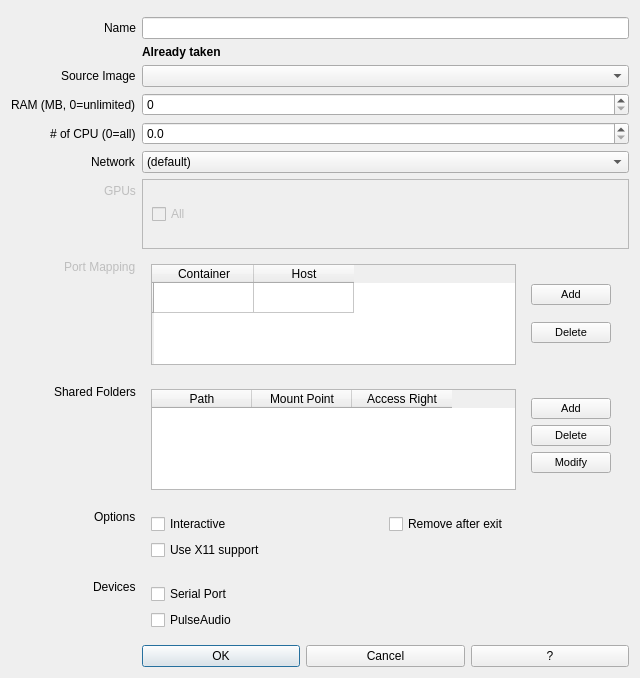
sujiwo/QtDocker, file createContainer.ui: the form before one commit.
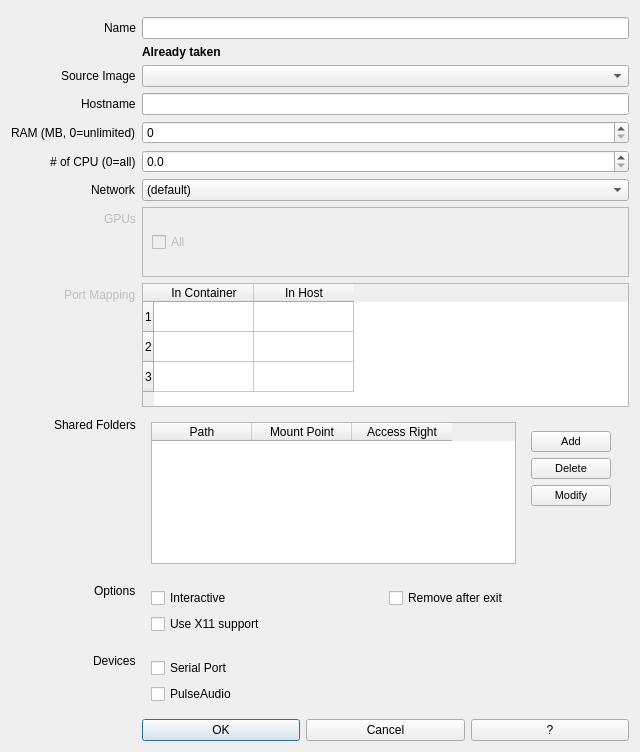
The form after the commit. Icons and pictures are not drawn.

Commit message: Port mapping, GPU add fix

```diff
--- a/createContainer.ui
+++ b/createContainer.ui
@@ -7,7 +7,7 @@
     <x>0</x>
     <y>0</y>
     <width>640</width>
-    <height>678</height>
+    <height>752</height>
    </rect>
   </property>
   <property name="sizePolicy">
@@ -49,14 +49,14 @@
    <item row="4" column="1">
     <widget class="QComboBox" name="sourceImageCbx"/>
    </item>
-   <item row="5" column="0">
+   <item row="6" column="0">
     <widget class="QLabel" name="rAMGBLabel">
      <property name="text">
       <string>RAM (MB, 0=unlimited)</string>
      </property>
     </widget>
    </item>
-   <item row="5" column="1">
+   <item row="6" column="1">
     <widget class="QSpinBox" name="ramMBInput">
      <property name="minimum">
       <number>0</number>
@@ -66,21 +66,21 @@
      </property>
     </widget>
    </item>
-   <item row="6" column="0">
+   <item row="7" column="0">
     <widget class="QLabel" name="ofCPULabel">
      <property name="text">
       <string># of CPU (0=all)</string>
      </property>
     </widget>
    </item>
-   <item row="7" column="0">
+   <item row="8" column="0">
     <widget class="QLabel" name="networkLabel">
      <property name="text">
       <string>Network</string>
      </property>
     </widget>
    </item>
-   <item row="7" column="1">
+   <item row="8" column="1">
     <widget class="QComboBox" name="networkComboBox">
      <item>
       <property name="text">
@@ -104,7 +104,7 @@
      </item>
     </widget>
    </item>
-   <item row="8" column="0">
+   <item row="9" column="0">
     <widget class="QLabel" name="gpuLabel">
      <property name="enabled">
       <bool>false</bool>
@@ -114,7 +114,7 @@
      </property>
     </widget>
    </item>
-   <item row="8" column="1">
+   <item row="9" column="1">
     <widget class="QScrollArea" name="gpuListScl">
      <property name="enabled">
       <bool>false</bool>
@@ -155,21 +155,21 @@
      </widget>
     </widget>
    </item>
-   <item row="10" column="0">
+   <item row="11" column="0">
     <widget class="QLabel" name="volumesLabel">
      <property name="text">
       <string>Shared Folders</string>
      </property>
     </widget>
    </item>
-   <item row="11" column="0">
+   <item row="12" column="0">
     <widget class="QLabel" name="optionsLabel">
      <property name="text">
       <string>Options</string>
      </property>
     </widget>
    </item>
-   <item row="11" column="1">
+   <item row="12" column="1">
     <widget class="QWidget" name="optionsWidget" native="true">
      <layout class="QGridLayout" name="gridLayout_2">
       <item row="0" column="0">
@@ -200,7 +200,7 @@
      </layout>
     </widget>
    </item>
-   <item row="13" column="1">
+   <item row="14" column="1">
     <layout class="QHBoxLayout" name="horizontalLayout_2">
      <item>
       <widget class="QPushButton" name="okBtn">
@@ -225,7 +225,7 @@
      </item>
     </layout>
    </item>
-   <item row="12" column="1">
+   <item row="13" column="1">
     <widget class="QWidget" name="devicesWidget" native="true">
      <layout class="QVBoxLayout" name="verticalLayout_5">
       <item>
@@ -245,14 +245,14 @@
      </layout>
     </widget>
    </item>
-   <item row="12" column="0">
+   <item row="13" column="0">
     <widget class="QLabel" name="devicesLabel">
      <property name="text">
       <string>Devices</string>
      </property>
     </widget>
    </item>
-   <item row="10" column="1">
+   <item row="11" column="1">
     <widget class="QWidget" name="widget" native="true">
      <layout class="QHBoxLayout" name="horizontalLayout_3">
       <item>
@@ -343,7 +343,7 @@
      </layout>
     </widget>
    </item>
-   <item row="6" column="1">
+   <item row="7" column="1">
     <widget class="QDoubleSpinBox" name="numOfCPUInput">
      <property name="decimals">
       <number>1</number>
@@ -366,7 +366,7 @@
      </property>
     </widget>
    </item>
-   <item row="9" column="0">
+   <item row="10" column="0">
     <widget class="QLabel" name="portMappingLbl">
      <property name="enabled">
       <bool>false</bool>
@@ -376,80 +376,43 @@
      </property>
     </widget>
    </item>
-   <item row="9" column="1">
-    <widget class="QWidget" name="portMappingDisplay" native="true">
-     <property name="enabled">
-      <bool>true</bool>
+   <item row="5" column="0">
+    <widget class="QLabel" name="label">
+     <property name="text">
+      <string>Hostname</string>
      </property>
-     <layout class="QHBoxLayout" name="horizontalLayout">
-      <item>
-       <widget class="QTableWidget" name="tableWidget">
-        <property name="enabled">
-         <bool>true</bool>
-        </property>
-        <property name="editTriggers">
-         <set>QAbstractItemView::AllEditTriggers</set>
-        </property>
-        <property name="selectionMode">
-         <enum>QAbstractItemView::SingleSelection</enum>
-        </property>
-        <property name="selectionBehavior">
-         <enum>QAbstractItemView::SelectRows</enum>
-        </property>
-        <row>
-         <property name="text">
-          <string/>
-         </property>
-        </row>
-        <column>
-         <property name="text">
-          <string>Container</string>
-         </property>
-        </column>
-        <column>
-         <property name="text">
-          <string>Host</string>
-         </property>
-        </column>
-       </widget>
-      </item>
-      <item>
-       <widget class="QWidget" name="widget_4" native="true">
-        <layout class="QVBoxLayout" name="verticalLayout_2">
-         <item>
-          <widget class="QPushButton" name="pushButton">
-           <property name="font">
-            <font>
-             <pointsize>8</pointsize>
-            </font>
-           </property>
-           <property name="text">
-            <string>Add</string>
-           </property>
-           <property name="icon">
-            <iconset theme="list-add"/>
-           </property>
-          </widget>
-         </item>
-         <item>
-          <widget class="QPushButton" name="pushButton_2">
-           <property name="font">
-            <font>
-             <pointsize>8</pointsize>
-            </font>
-           </property>
-           <property name="text">
-            <string>Delete</string>
-           </property>
-           <property name="icon">
-            <iconset theme="list-remove"/>
-           </property>
-          </widget>
-         </item>
-        </layout>
-       </widget>
-      </item>
-     </layout>
+    </widget>
+   </item>
+   <item row="5" column="1">
+    <widget class="QLineEdit" name="lineEdit"/>
+   </item>
+   <item row="10" column="1">
+    <widget class="QTableWidget" name="portmapTbl">
+     <property name="sizePolicy">
+      <sizepolicy hsizetype="Minimum" vsizetype="Minimum">
+       <horstretch>0</horstretch>
+       <verstretch>0</verstretch>
+      </sizepolicy>
+     </property>
+     <property name="sizeAdjustPolicy">
+      <enum>QAbstractScrollArea::AdjustToContents</enum>
+     </property>
+     <property name="rowCount">
+      <number>3</number>
+     </property>
+     <row/>
+     <row/>
+     <row/>
+     <column>
+      <property name="text">
+       <string>In Container</string>
+      </property>
+     </column>
+     <column>
+      <property name="text">
+       <string>In Host</string>
+      </property>
+     </column>
     </widget>
    </item>
   </layout>
```
The commit also changes 7 other files.
